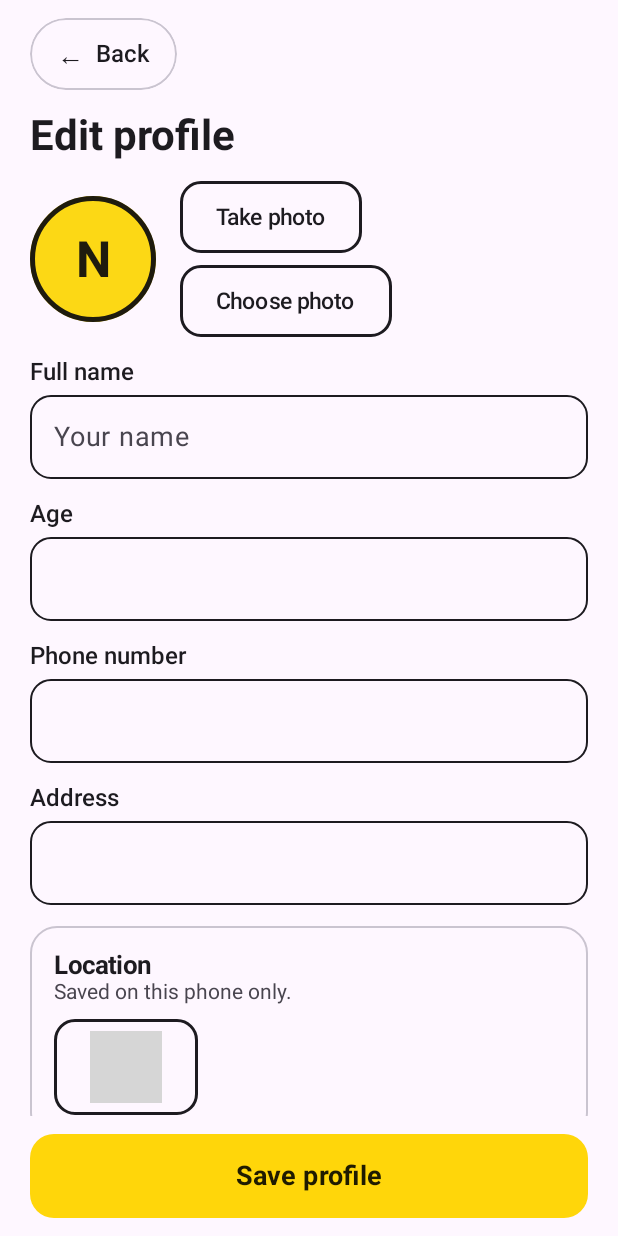
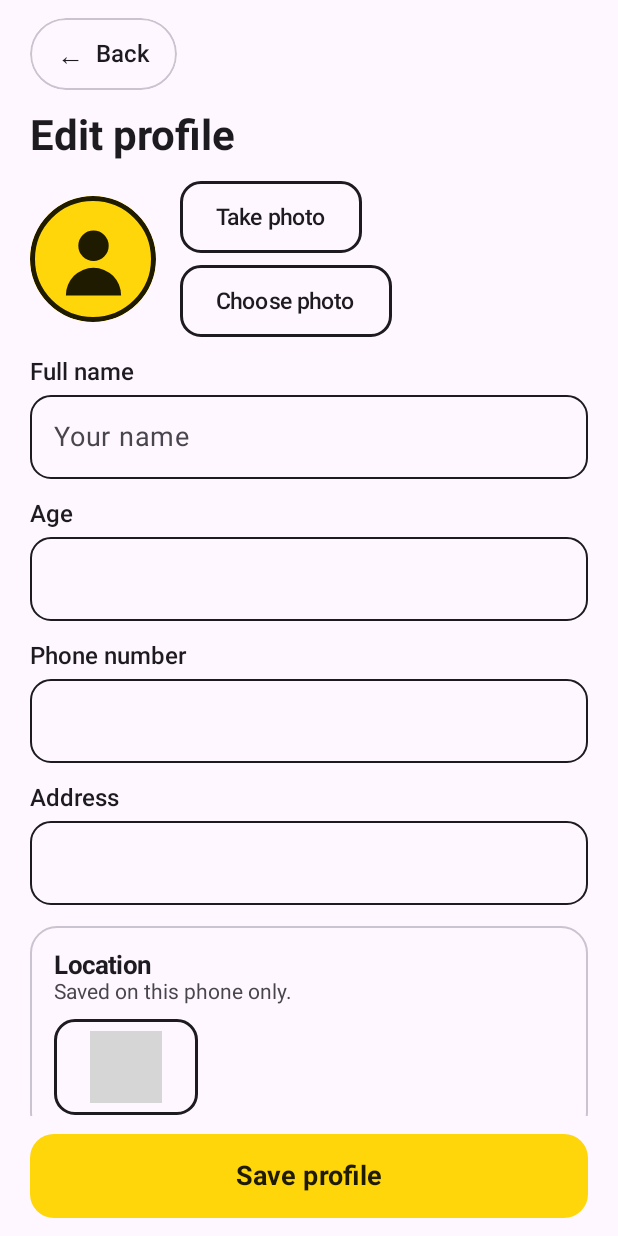
Before and after one commit to Lemith020/medicare-assistant, an Android app built with Jetpack Compose: the composable EditProfileRoute called with empty values, on a phone screen of 412 x 824 dp. Run offline under Robolectric (Android 15) with nearby library versions, the phone set to English and light mode, and no system bars; 2 statements that could not run were skipped; grey boxes are pictures that could not be loaded.

Commit message:
update  profile page (Photo ,location)

```diff
--- a/app/src/main/java/com/example/medicare_assistant/ui/components/ProfileAvatar.kt
+++ b/app/src/main/java/com/example/medicare_assistant/ui/components/ProfileAvatar.kt
@@ -1,6 +1,8 @@
 package com.example.medicare_assistant.ui.components
 
-import androidx.compose.foundation.BorderStroke
+import android.graphics.BitmapFactory
+import androidx.compose.foundation.Canvas
+import androidx.compose.foundation.Image
 import androidx.compose.foundation.background
 import androidx.compose.foundation.border
 import androidx.compose.foundation.clickable
@@ -8,68 +10,86 @@ import androidx.compose.foundation.layout.Box
 import androidx.compose.foundation.layout.fillMaxSize
 import androidx.compose.foundation.layout.size
 import androidx.compose.foundation.shape.CircleShape
-import androidx.compose.material3.Surface
 import androidx.compose.material3.Text
 import androidx.compose.runtime.Composable
+import androidx.compose.runtime.getValue
+import androidx.compose.runtime.produceState
 import androidx.compose.ui.Alignment
 import androidx.compose.ui.Modifier
-import androidx.compose.ui.graphics.Color
+import androidx.compose.ui.draw.clip
+import androidx.compose.ui.geometry.Offset
+import androidx.compose.ui.geometry.Size
+import androidx.compose.ui.graphics.ImageBitmap
+import androidx.compose.ui.graphics.asImageBitmap
+import androidx.compose.ui.layout.ContentScale
 import androidx.compose.ui.semantics.Role
 import androidx.compose.ui.semantics.contentDescription
 import androidx.compose.ui.semantics.semantics
 import androidx.compose.ui.text.font.FontWeight
 import androidx.compose.ui.unit.Dp
-import androidx.compose.ui.unit.TextUnit
 import androidx.compose.ui.unit.dp
 import androidx.compose.ui.unit.sp
-
-@Composable
-fun ProfileAvatar(
-    name: String,
-    modifier: Modifier = Modifier,
-    size: Dp = 104.dp,
-    fontSize: TextUnit = 38.sp
-) {
-    val initial = name.trim().firstOrNull()?.uppercase() ?: "?"
-
-    Surface(
-        modifier = modifier.size(size),
-        shape = CircleShape,
-        color = Color(0xFFFCD815),
-        border = BorderStroke(3.dp, Color(0xFF1E1B0E))
-    ) {
-        Box(
-            contentAlignment = Alignment.Center,
-            modifier = Modifier.fillMaxSize()
-        ) {
-            Text(
-                text = initial,
-                fontSize = fontSize,
-                fontWeight = FontWeight.Bold,
-                color = Color(0xFF1E1B0E)
-            )
-        }
-    }
-}
+import com.example.medicare_assistant.ui.theme.Ink
+import com.example.medicare_assistant.ui.theme.LuminousYellow
+import kotlinx.coroutines.Dispatchers
+import kotlinx.coroutines.withContext
 
 @Composable
 fun ProfileAvatar(
     initial: String?,
     contentDescription: String,
     modifier: Modifier = Modifier,
+    photoPath: String? = null,
     diameter: Dp = 52.dp,
     onClick: (() -> Unit)? = null
 ) {
-    val charText = initial ?: "N"
-    val baseModifier = if (onClick != null) {
-        modifier.clickable(role = Role.Button, onClick = onClick).semantics { this.contentDescription = contentDescription }
-    } else {
-        modifier.semantics { this.contentDescription = contentDescription }
+    val bitmap by produceState<ImageBitmap?>(initialValue = null, photoPath) {
+        value = if (photoPath == null) {
+            null
+        } else {
+            withContext(Dispatchers.IO) { BitmapFactory.decodeFile(photoPath)?.asImageBitmap() }
+        }
     }
-    ProfileAvatar(
-        name = charText,
-        modifier = baseModifier,
-        size = diameter,
-        fontSize = (diameter.value * 0.4f).sp
-    )
+
+    val base = modifier
+        .size(diameter)
+        .clip(CircleShape)
+        .background(LuminousYellow)
+        .border(3.dp, Ink, CircleShape)
+
+    val clickable = if (onClick != null) base.clickable(role = Role.Button, onClick = onClick) else base
+
+    Box(
+        modifier = clickable.semantics { this.contentDescription = contentDescription },
+        contentAlignment = Alignment.Center
+    ) {
+        val image = bitmap
+        when {
+            image != null -> Image(
+                bitmap = image,
+                contentDescription = null,
+                contentScale = ContentScale.Crop,
+                modifier = Modifier.fillMaxSize()
+            )
+            initial.isNullOrBlank() -> Canvas(Modifier.size(diameter * 0.55f)) {
+                val w = size.width
+                val h = size.height
+                drawCircle(Ink, radius = w * 0.22f, center = Offset(w / 2f, h * 0.3f))
+                drawArc(
+                    color = Ink,
+                    startAngle = 180f,
+                    sweepAngle = 180f,
+                    useCenter = true,
+                    topLeft = Offset(w * 0.1f, h * 0.62f),
+                    size = Size(w * 0.8f, h * 0.8f)
+                )
+            }
+            else -> Text(
+                text = initial,
+                color = Ink,
+                fontSize = (diameter.value * 0.4f).sp,
+                fontWeight = FontWeight.Bold
+            )
+        }
+    }
 }
```
